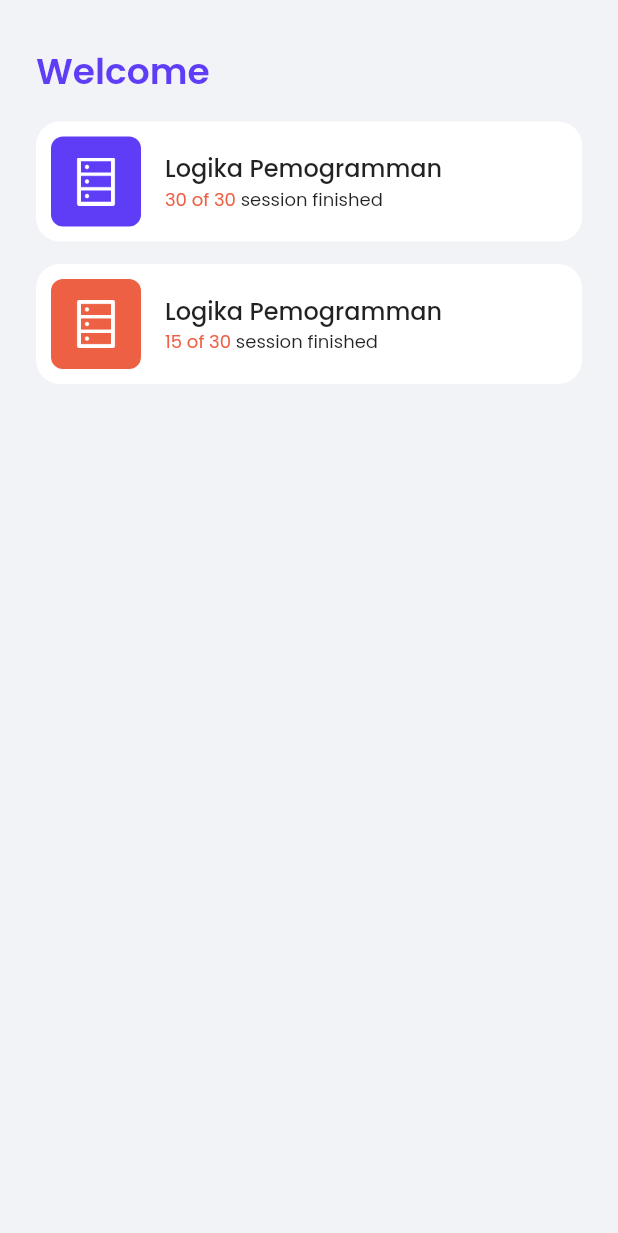
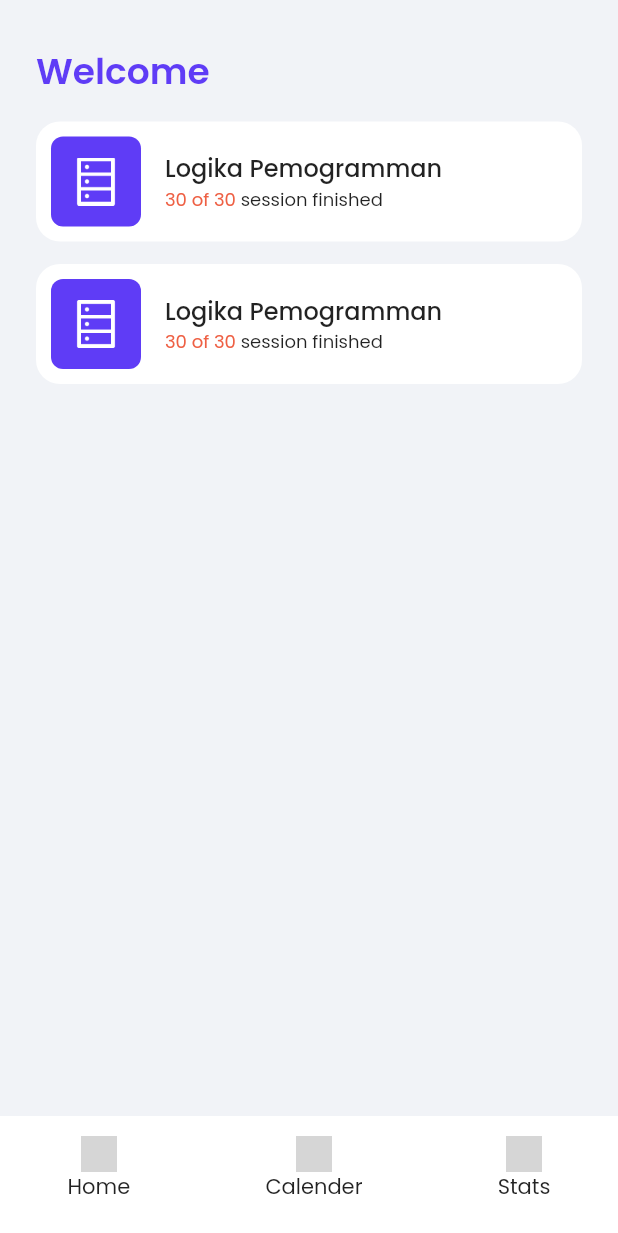
Before and after one commit to yongkisettiawan/optima, a Flutter app: the HomePage screen opened by its route, on a phone screen of 412 x 824 dp. Shown: the top 1233 px of the screen. Run offline on Flutter 3.47's test engine with Material 2 defaults, Android fonts, the light colour scheme and no system bars; our stand-ins replace google_fonts; grey boxes are pictures that could not be loaded.

Commit message:
add buttom navigation ui

```diff
--- a/lib/pages/home_page.dart
+++ b/lib/pages/home_page.dart
@@ -1,38 +1,49 @@
 import 'package:flutter/material.dart';
 import 'package:optima/shared/theme.dart';
+import 'package:optima/widgets/custom_bottom_navigation.dart';
 
 class HomePage extends StatelessWidget {
   const HomePage({Key? key}) : super(key: key);
 
   @override
   Widget build(BuildContext context) {
-    return SafeArea(
-      child: Scaffold(
-        backgroundColor: kBackgroundColor,
-        body: Container(
-          margin: EdgeInsets.only(
-            top: 30,
-            right: defaultMargin,
-            left: defaultMargin,
+    Widget customBottomNavigation() {
+      return Align(
+        alignment: Alignment.bottomCenter,
+        child: Container(
+          width: double.infinity,
+          height: 80,
+          color: kWhiteColor,
+          padding: const EdgeInsets.only(
+            top: 13,
+            // bottom: 22,
+            // left: 50,
+            // right: 50,
           ),
-          child: Column(
+          child: Row(
+            mainAxisAlignment: MainAxisAlignment.spaceAround,
+            // ignore: prefer_const_literals_to_create_immutables
             children: [
-              Row(
-                children: [
-                  Text(
-                    'Welcome',
-                    style: textStyle.copyWith(
-                      color: kPrimaryColor,
-                      fontSize: 24,
-                      fontWeight: FontWeight.w600,
+              const CustomBottomNavigation(
+                navIcon: 'assets/home_nav.png',
+                navName: 'Home',
+              ),
+              const CustomBottomNavigation(
+                navIcon: 'assets/calender_nav.png',
+                navName: 'Calender',
+              ),
+              const CustomBottomNavigation(
+                navIcon: 'assets/stats_nav.png',
+                navName: 'Stats',
+              )
+            ],
           ),
         ),
-                ],
-              ),
-              const SizedBox(
-                height: 15,
-              ),
-              Container(
+      );
+    }
+
+    Widget content() {
+      return Container(
         padding: const EdgeInsets.all(10),
         margin: const EdgeInsets.only(bottom: 15),
         decoration: BoxDecoration(
@@ -92,70 +103,48 @@ class HomePage extends StatelessWidget {
             )
           ],
         ),
+      );
+    }
+
+    Widget header() {
+      return Container(
+        margin: EdgeInsets.only(
+          top: 30,
+          right: defaultMargin,
+          left: defaultMargin,
         ),
-              Container(
-                padding: const EdgeInsets.all(10),
-                margin: const EdgeInsets.only(bottom: 15),
-                decoration: BoxDecoration(
-                  borderRadius: BorderRadius.circular(defaultRadius),
-                  color: kWhiteColor,
-                ),
-                child: Row(
+        child: Column(
           children: [
-                    Container(
-                      height: 60,
-                      width: 60,
-                      decoration: BoxDecoration(
-                        borderRadius: BorderRadius.circular(8),
-                        color: kSecondaryColor,
-                      ),
-                      child: Center(
-                        child: Image.asset(
-                          'assets/DatabaseOutlined.png',
-                          width: 32,
-                          height: 32,
-                        ),
-                      ),
-                    ),
-                    const SizedBox(
-                      width: 16,
-                    ),
-                    Column(
-                      crossAxisAlignment: CrossAxisAlignment.start,
-                      children: [
-                        Text(
-                          'Logika Pemogramman',
-                          style: textStyle.copyWith(
-                            fontSize: 16,
-                            fontWeight: FontWeight.w500,
-                          ),
-                        ),
             Row(
               children: [
                 Text(
-                              '15 of 30 ',
+                  'Welcome',
                   style: textStyle.copyWith(
-                                fontSize: 12,
-                                fontWeight: FontWeight.normal,
-                                color: kSecondaryColor,
-                              ),
-                            ),
-                            Text(
-                              'session finished',
-                              style: textStyle.copyWith(
-                                fontSize: 12,
-                                fontWeight: FontWeight.normal,
+                    color: kPrimaryColor,
+                    fontSize: 24,
+                    fontWeight: FontWeight.w600,
                   ),
                 ),
               ],
             ),
-                      ],
-                    )
+            const SizedBox(
+              height: 15,
+            ),
+            content(),
+            content(),
           ],
         ),
-              )
+      );
+    }
+
+    return SafeArea(
+      child: Scaffold(
+        backgroundColor: kBackgroundColor,
+        body: Stack(
+          children: [
+            header(),
+            customBottomNavigation(),
           ],
-          ),
         ),
       ),
     );
--- /dev/null
+++ b/lib/widgets/custom_bottom_navigation.dart
@@ -0,0 +1,33 @@
+import 'package:flutter/material.dart';
+import 'package:optima/shared/theme.dart';
+
+class CustomBottomNavigation extends StatelessWidget {
+  final navIcon;
+  final navName;
+
+  const CustomBottomNavigation({
+    Key? key,
+    required this.navIcon,
+    required this.navName,
+  }) : super(key: key);
+
+  @override
+  Widget build(BuildContext context) {
+    return SizedBox(
+      child: Column(
+        crossAxisAlignment: CrossAxisAlignment.center,
+        children: [
+          SizedBox(
+            width: 24,
+            height: 24,
+            child: Image.asset(navIcon),
+          ),
+          Text(
+            navName,
+            style: textStyle,
+          ),
+        ],
+      ),
+    );
+  }
+}
```
Lines whose indentation alone changed are shown as unchanged.
